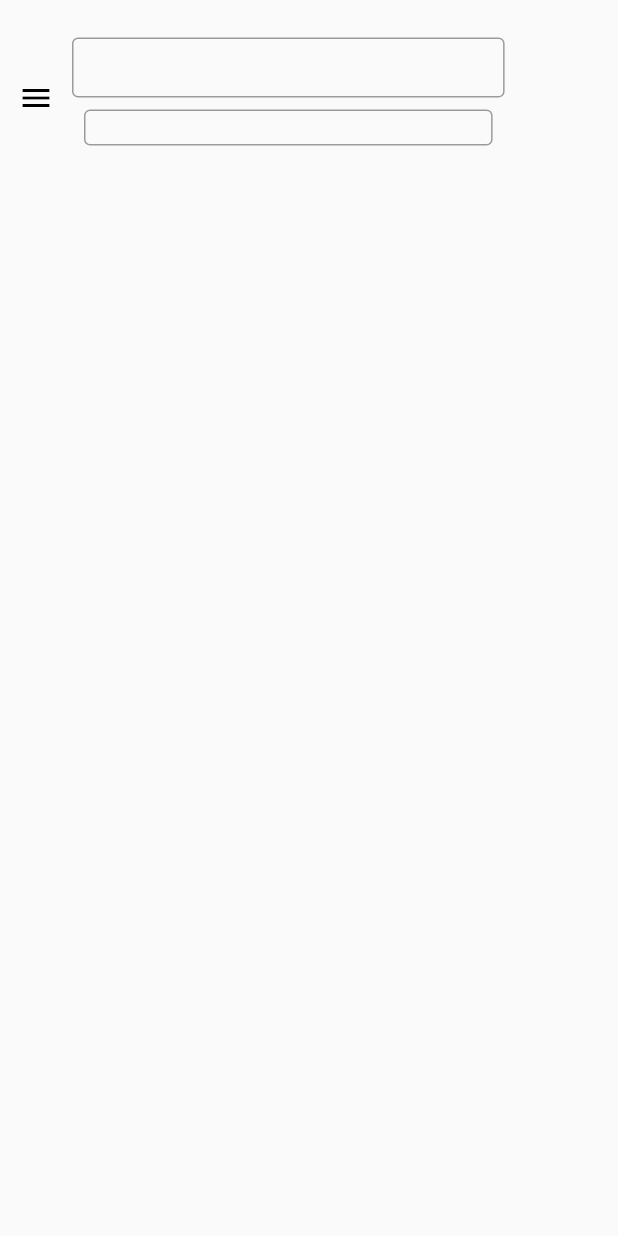
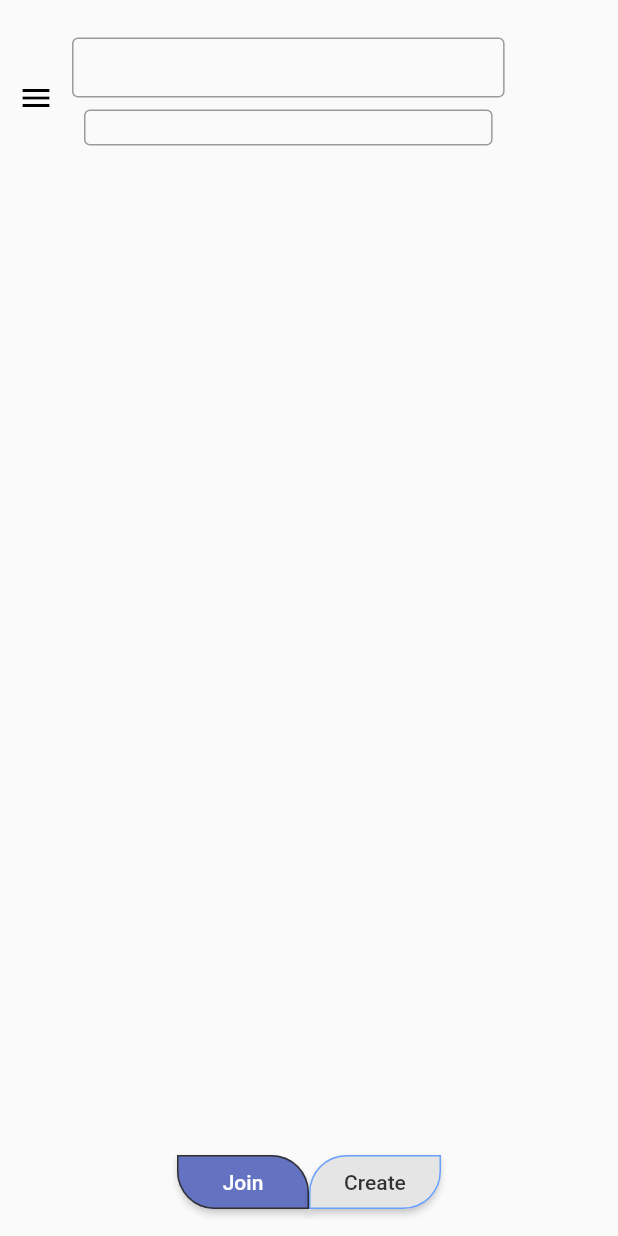
Before and after one commit to Nano-Alphabet/CarPooling, a Flutter app: the HomePage screen opened directly, on a phone screen of 412 x 824 dp. Run offline on Flutter 3.47's test engine with Material 2 defaults, Android fonts, the phone set to English and light mode, and no system bars; missing offline and left inert: pin_entry_text_field.

Commit message:
added bottom buttons

```diff
--- a/lib/home/homePage.dart
+++ b/lib/home/homePage.dart
@@ -1,4 +1,5 @@
 import 'package:flutter/material.dart';
+import 'package:uniteonwheels/temp/bottomButtons.dart';
 
 class HomePage extends StatefulWidget {
   @override
@@ -34,7 +35,16 @@ class _HomePageState extends State<HomePage> {
               }),
         ),*/
         body: Stack(
-      children: <Widget>[Positioned(top: 25, child: SearchBar())],
+      children: <Widget>[
+        Positioned(top: 25, child: SearchBar()),
+        Align(
+          alignment: Alignment.bottomCenter,
+          child: Padding(
+            padding: const EdgeInsets.all(12.0),
+            child: BottomButtons(),
+          ),
+        ),
+      ],
     ));
   }
 }
--- /dev/null
+++ b/lib/temp/bottomButtons.dart
@@ -0,0 +1,49 @@
+import 'package:flutter/material.dart';
+
+class BottomButtons extends StatelessWidget {
+  @override
+  Widget build(BuildContext context) {
+    return Container(
+      child: Row(
+        mainAxisAlignment: MainAxisAlignment.center,
+        children: <Widget>[
+          Opacity(
+            opacity: 0.8,
+            child: RaisedButton(
+              onPressed: () {
+                print("This is a print()");
+              },
+              shape: RoundedRectangleBorder(
+                  side: BorderSide(color: Colors.black),
+                  borderRadius: BorderRadius.only(
+                      topRight: Radius.circular(25.0),
+                      bottomLeft: Radius.circular(25.0))),
+              color:Colors.indigo ,
+              child: Text(
+                "Join",
+                style: TextStyle(color: Colors.white),
+              ),
+            ),
+          ),
+          Opacity(
+            opacity: 0.8,
+            child: RaisedButton(
+              onPressed: () {
+                print("This is a print()");
+              },
+              shape: RoundedRectangleBorder(
+                  side: BorderSide(color: Colors.blueAccent),
+                  borderRadius: BorderRadius.only(
+                      topLeft: Radius.circular(25.0),
+                      bottomRight: Radius.circular(25.0))),
+              child: Text(
+                "Create",
+                style: TextStyle(color: Colors.black),
+              ),
+            ),
+          ),
+        ],
+      ),
+    );
+  }
+}
```
Also changed, not shown: lib/signInModule/signInOTPPage.dart (+7 -3 lines), lib/signInModule/signInPage.dart (+15 -10 lines), lib/tempNavigator.dart (+19 -0 lines), lib/planModule/createPlan.dart (added), lib/planModule/joinPlan.dart (added).
